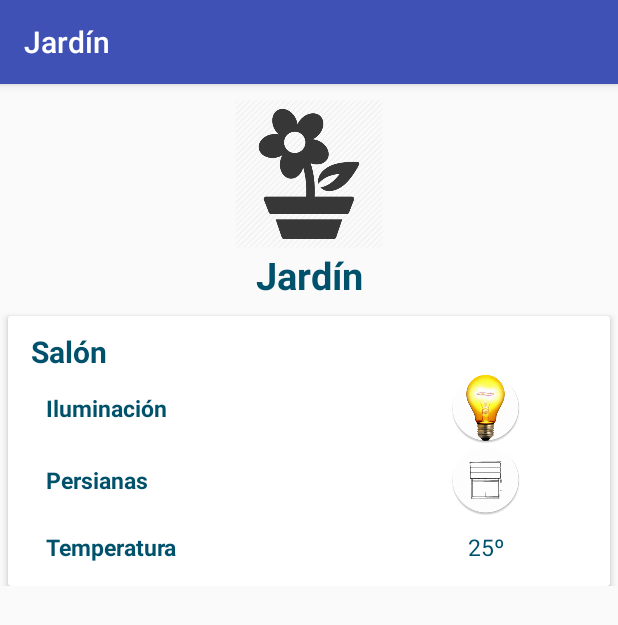
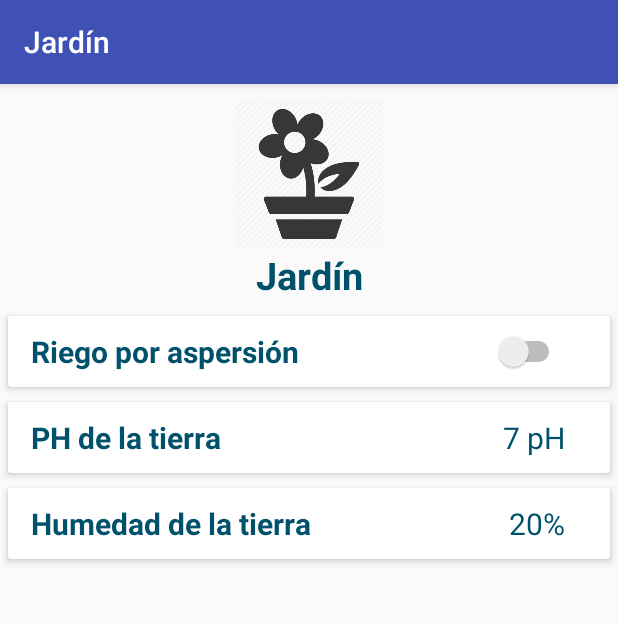
Before and after one commit to laVacaGo/HomeInside, an Android app: the JardinActivity screen opened directly, with no data from a screen before it, on a phone screen of 412 x 824 dp. Shown: the top 625 px of the screen. Run offline under Robolectric (Android 15) with nearby library versions, the phone set to English and light mode, and no system bars.

Commit message:
layout jardin

```diff
--- a/app/src/main/java/rodrigo/sdm/com/homeinside/MainActivity.java
+++ b/app/src/main/java/rodrigo/sdm/com/homeinside/MainActivity.java
@@ -63,6 +63,10 @@ public class MainActivity extends AppCompatActivity
                 break;
             case R.id.button_iluminacion:
                 intent= new Intent(this,IluminacionActivity.class);
+                startActivity(intent);
+                break;
+            case R.id.button_jardin:
+                intent= new Intent(this,JardinActivity.class);
                 startActivity(intent);
                 break;
             case R.id.button_config:
@@ -158,7 +162,10 @@ public class MainActivity extends AppCompatActivity
            intent=new Intent(this,GeneralActivity.class);
            startActivity(intent);
        }
-
+       else if (id == R.id.nav_jardin) {
+           intent = new Intent(this, JardinActivity.class);
+           startActivity(intent);
+       }
         DrawerLayout drawer = (DrawerLayout) findViewById(R.id.drawer_layout);
         drawer.closeDrawer(GravityCompat.START);
         return true;
--- a/app/src/main/res/layout/activity_jardin.xml
+++ b/app/src/main/res/layout/activity_jardin.xml
@@ -35,7 +35,7 @@
             >
 
             <LinearLayout
-                android:orientation="vertical"
+                android:orientation="horizontal"
                 android:layout_height="match_parent"
                 android:layout_width="match_parent"
                 android:layout_marginBottom="10dp"
@@ -50,91 +50,91 @@
                     android:textSize="20dp"
                     android:layout_height="wrap_content"
                     android:layout_gravity="left"
-                    android:text="@string/habitacion_salon"/>
+                    android:text="@string/riego"/>
+                <Switch
+                    android:id="@+id/switch_riego"
+                    android:layout_width="match_parent"
+                    android:layout_height="wrap_content"
+                    android:gravity="right"
+                    android:layout_marginRight="30dp"/>
+            </LinearLayout>
+        </android.support.v7.widget.CardView>
+
+        <android.support.v7.widget.CardView
+            android:layout_width="match_parent"
+            android:layout_marginTop="10dp"
+            android:layout_marginLeft="5dp"
+            android:layout_marginRight="5dp"
+            android:layout_height="wrap_content"
+            card_view:cardElevation="3dp"
+            >
 
             <LinearLayout
                 android:orientation="horizontal"
+                android:layout_height="match_parent"
                 android:layout_width="match_parent"
-                    android:weightSum="2"
-                    android:layout_height="match_parent">
+                android:layout_marginBottom="10dp"
+                android:layout_marginTop="10dp"
+                android:layout_marginLeft="10dp"
+                >
                 <TextView
-                        android:layout_marginLeft="15dp"
+                    android:layout_width="wrap_content"
+                    android:textStyle="bold"
+                    android:layout_marginLeft="5dp"
                     android:textColor="#00516C"
-                        android:layout_weight="1"
-                        android:layout_gravity="center"
-                        android:textStyle="bold"
-                        android:textSize="15dp"
+                    android:textSize="20dp"
+                    android:layout_height="wrap_content"
+                    android:layout_gravity="left"
+                    android:text="@string/ph"/>
+                <TextView
+                    android:id="@+id/ph"
                     android:layout_width="match_parent"
                     android:layout_height="wrap_content"
-                        android:text="@string/scroll_ilum" />
-                    <ImageView
-                        android:id="@+id/bombilla_salon"
-                        android:onClick=""
-                        android:layout_width="match_parent"
-                        android:layout_weight="1"
-                        android:paddingLeft="30dp"
-                        android:layout_height="wrap_content"
-                        android:src="@mipmap/bombilla_encendida_redonda"
-                        />
-                </LinearLayout>
-                <LinearLayout
-                    android:orientation="horizontal"
-                    android:layout_width="match_parent"
-                    android:weightSum="2"
-                    android:layout_height="match_parent">
-                    <TextView
-                        android:layout_marginLeft="15dp"
+                    android:text="7 pH"
                     android:textColor="#00516C"
-                        android:layout_weight="1"
-                        android:layout_gravity="center"
-                        android:textStyle="bold"
-                        android:textSize="15dp"
-                        android:layout_width="match_parent"
-                        android:layout_height="wrap_content"
-                        android:text="@string/scroll_pers" />
-                    <ImageView
-                        android:id="@+id/persianas_salon"
-                        android:onClick=""
-                        android:layout_width="match_parent"
-                        android:layout_weight="1"
-                        android:paddingLeft="30dp"
-                        android:layout_height="wrap_content"
-                        android:src="@mipmap/persianas_redododo"
-                        />
-                </LinearLayout>
-                <LinearLayout
-                    android:orientation="horizontal"
-                    android:layout_width="match_parent"
-                    android:layout_marginTop="10dp"
-                    android:weightSum="2"
-                    android:layout_height="match_parent"
-                    android:layout_marginBottom="5dp">
-                    <TextView
-                        android:layout_marginLeft="15dp"
-                        android:textColor="#00516C"
-                        android:textSize="15dp"
-                        android:textStyle="bold"
-                        android:layout_weight="1"
-                        android:layout_gravity="center"
-                        android:layout_width="match_parent"
-                        android:layout_height="wrap_content"
-                        android:text="@string/scroll_temp" />
-                    <TextView
-                        android:id="@+id/salon__temperatura"
-                        android:onClick=""
-                        android:text="25º"
-                        android:textColor="#00516C"
-                        android:textSize="15dp"
-                        android:textAlignment="center"
-                        android:layout_width="match_parent"
-                        android:layout_height="wrap_content"
-                        android:paddingLeft="30dp"
-                        android:layout_weight="1"
-                        />
-                </LinearLayout>
-
+                    android:textSize="20dp"
+                    android:layout_marginRight="30dp"
+                    android:gravity="right"/>
             </LinearLayout>
         </android.support.v7.widget.CardView>
 
+        <android.support.v7.widget.CardView
+            android:layout_width="match_parent"
+            android:layout_marginTop="10dp"
+            android:layout_marginBottom="10dp"
+            android:layout_marginLeft="5dp"
+            android:layout_marginRight="5dp"
+            android:layout_height="match_parent"
+            card_view:cardElevation="3dp"
+            >
+
+            <LinearLayout
+                android:orientation="horizontal"
+                android:layout_height="match_parent"
+                android:layout_width="match_parent"
+                android:layout_marginBottom="10dp"
+                android:layout_marginTop="10dp"
+                android:layout_marginLeft="10dp"
+                >
+                <TextView
+                    android:layout_width="wrap_content"
+                    android:textStyle="bold"
+                    android:layout_marginLeft="5dp"
+                    android:textColor="#00516C"
+                    android:textSize="20dp"
+                    android:layout_height="wrap_content"
+                    android:layout_gravity="left"
+                    android:text="@string/humedad"/>
+                <TextView
+                    android:id="@+id/humedad"
+                    android:layout_width="match_parent"
+                    android:layout_height="wrap_content"
+                    android:text="20%"
+                    android:textColor="#00516C"
+                    android:textSize="20dp"
+                    android:layout_marginRight="30dp"
+                    android:gravity="right" />
+            </LinearLayout>
+        </android.support.v7.widget.CardView>
     </LinearLayout>
 </ScrollView>
--- a/app/src/main/res/values/strings.xml
+++ b/app/src/main/res/values/strings.xml
@@ -51,4 +51,9 @@
     <string name="error_login">Contraseña incorrecta</string>
     <string name="introduzca_user">Usuario</string>
     <string name="introduzca_email">eMail</string>
+
+    <string name="ph">PH de la tierra</string>
+    <string name="riego">Riego por aspersión</string>
+    <string name="humedad">Humedad de la tierra</string>
+
 </resources>
```
Lines whose indentation alone changed are shown as unchanged.
